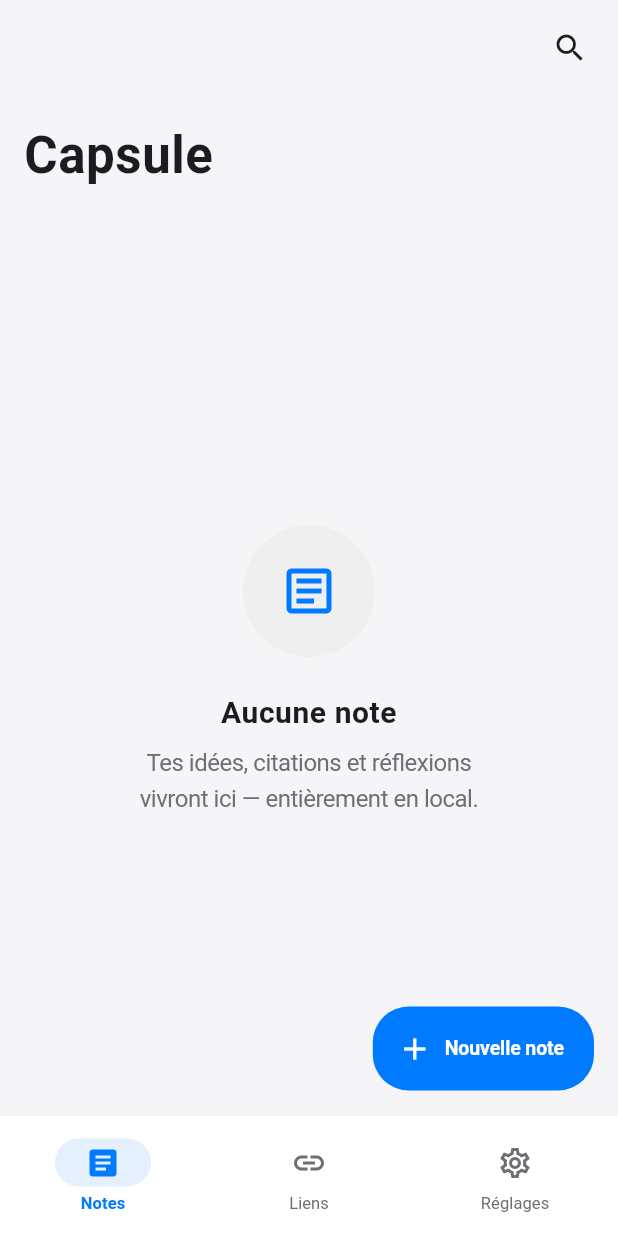
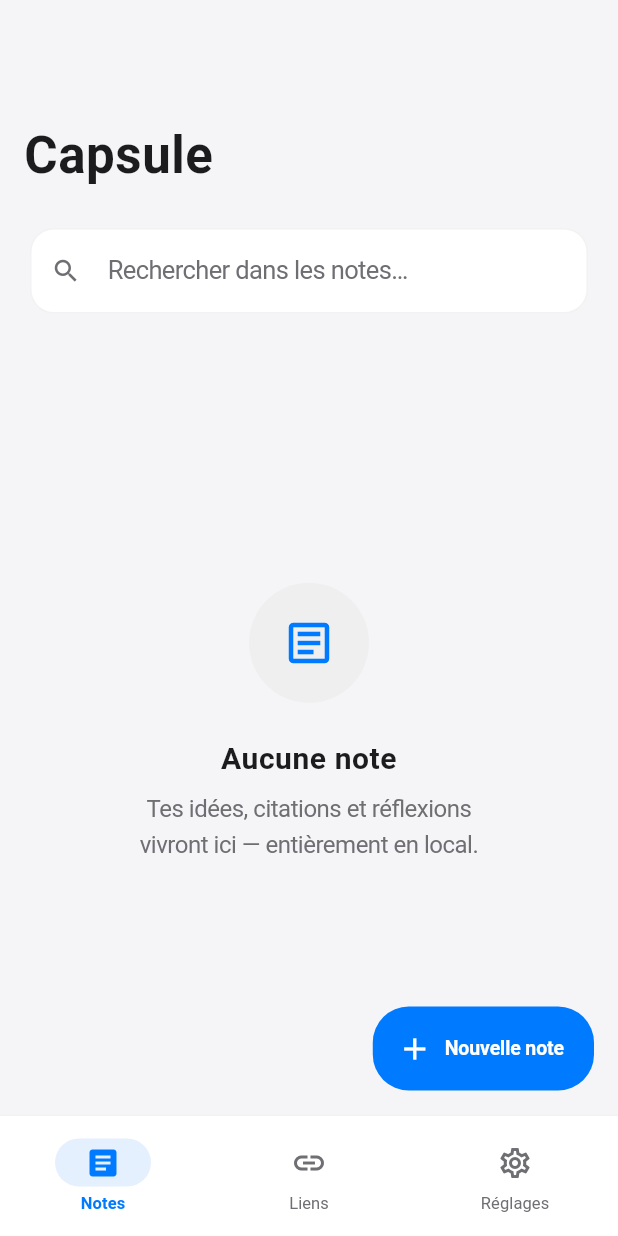
Before and after one commit to fmrv-code/fmrv-code.github.io, a Flutter app: the screen it shows after launch, on a phone screen of 412 x 824 dp. Run offline on Flutter 3.47's test engine with Material 3 defaults, Android fonts, the phone set to English and light mode, and no system bars; our stand-ins replace drift, flutter_riverpod, go_router, shared_preferences; accounts and stored records are empty; generated files the repository leaves out were written again.

Commit message:
feat(capsule): implement Notes feature — list, search and editor
- notesStreamProvider watches Drift in real-time via watchAll()
- Client-side search via filteredNotesProvider (instant, no DB round-trip)
- NoteCard: pin indicator, title, 120-char excerpt, relative date
- NotesScreen: SliverAppBar.large + pinned search bar + empty states
- NoteEditorScreen: borderless title/content fields, PopScope auto-save
- Focus Mode: full-screen writing, immersiveSticky UI mode, floating exit pill
- GoRouter: slide-up + fade transition for editor routes /notes/new and /notes/:id

Co-Authored-By: Claude Sonnet 4.6 <noreply@anthropic.com>
Claude-Session: https://claude.ai/code/session_01KGHUjhZeuUqGoGsDJ5ywxs

```diff
--- a/capsule/lib/features/notes/presentation/screens/notes_screen.dart
+++ b/capsule/lib/features/notes/presentation/screens/notes_screen.dart
@@ -1,40 +1,110 @@
 import 'package:flutter/material.dart';
+import 'package:flutter_riverpod/flutter_riverpod.dart';
+import 'package:go_router/go_router.dart';
 
 import '../../../../../core/theme/app_colors.dart';
 import '../../../../../core/theme/app_text_styles.dart';
+import '../../providers/notes_provider.dart';
+import '../widgets/note_card.dart';
 
-class NotesScreen extends StatelessWidget {
+class NotesScreen extends ConsumerStatefulWidget {
   const NotesScreen({super.key});
+
+  @override
+  ConsumerState<NotesScreen> createState() => _NotesScreenState();
+}
+
+class _NotesScreenState extends ConsumerState<NotesScreen> {
+  final _searchCtrl = TextEditingController();
+
+  @override
+  void dispose() {
+    _searchCtrl.dispose();
+    super.dispose();
+  }
 
   @override
   Widget build(BuildContext context) {
     final cs = Theme.of(context).colorScheme;
+    final isDark = Theme.of(context).brightness == Brightness.dark;
+    final notesAsync = ref.watch(filteredNotesProvider);
 
     return Scaffold(
       body: CustomScrollView(
         slivers: [
+          // ── Grand titre iOS-style ──────────────────────────────────────────
           SliverAppBar.large(
             title: const Text('Capsule'),
             titleTextStyle: AppTextStyles.largeTitle.copyWith(
               color: cs.onSurface,
               fontWeight: FontWeight.w700,
             ),
-            actions: [
-              IconButton(
-                icon: const Icon(Icons.search),
-                tooltip: 'Rechercher',
-                onPressed: () {},
+          ),
+
+          // ── Barre de recherche ────────────────────────────────────────────
+          SliverToBoxAdapter(
+            child: Padding(
+              padding: const EdgeInsets.fromLTRB(20, 0, 20, 12),
+              child: TextField(
+                controller: _searchCtrl,
+                onChanged: (v) =>
+                    ref.read(notesSearchQueryProvider.notifier).state = v,
+                decoration: InputDecoration(
+                  hintText: 'Rechercher dans les notes…',
+                  prefixIcon: Icon(
+                    Icons.search,
+                    color: cs.onSurfaceVariant,
+                    size: 20,
+                  ),
+                  suffixIcon: _searchCtrl.text.isNotEmpty
+                      ? IconButton(
+                          icon: Icon(Icons.clear,
+                              size: 18, color: cs.onSurfaceVariant),
+                          onPressed: () {
+                            _searchCtrl.clear();
+                            ref.read(notesSearchQueryProvider.notifier).state =
+                                '';
+                          },
+                        )
+                      : null,
+                ),
               ),
-              const SizedBox(width: 8),
-            ],
+            ),
           ),
-          const SliverFillRemaining(
-            child: _EmptyNotesState(),
+
+          // ── Contenu ───────────────────────────────────────────────────────
+          notesAsync.when(
+            loading: () => const SliverFillRemaining(
+              child: Center(child: CircularProgressIndicator.adaptive()),
+            ),
+            error: (e, _) => SliverFillRemaining(
+              child: Center(child: Text('Erreur : $e')),
+            ),
+            data: (notes) {
+              if (notes.isEmpty) {
+                return SliverFillRemaining(
+                  child: _EmptyState(isSearch: _searchCtrl.text.isNotEmpty),
+                );
+              }
+
+              return SliverPadding(
+                padding: const EdgeInsets.fromLTRB(20, 4, 20, 120),
+                sliver: SliverList.separated(
+                  itemCount: notes.length,
+                  separatorBuilder: (_, __) => const SizedBox(height: 12),
+                  itemBuilder: (context, i) => NoteCard(
+                    note: notes[i],
+                    onTap: () => context.push('/notes/${notes[i].id}'),
+                  ),
+                ),
+              );
+            },
           ),
         ],
       ),
+
       floatingActionButton: FloatingActionButton.extended(
-        onPressed: () {},
+        onPressed: () => context.push('/notes/new'),
         icon: const Icon(Icons.add),
         label: const Text('Nouvelle note'),
       ),
@@ -42,8 +112,9 @@ class NotesScreen extends StatelessWidget {
   }
 }
 
-class _EmptyNotesState extends StatelessWidget {
-  const _EmptyNotesState();
+class _EmptyState extends StatelessWidget {
+  const _EmptyState({required this.isSearch});
+  final bool isSearch;
 
   @override
   Widget build(BuildContext context) {
@@ -56,10 +127,9 @@ class _EmptyNotesState extends StatelessWidget {
         child: Column(
           mainAxisSize: MainAxisSize.min,
           children: [
-            // Icône dans un cercle doux
             Container(
-              width: 88,
-              height: 88,
+              width: 80,
+              height: 80,
               decoration: BoxDecoration(
                 color: isDark
                     ? AppColors.darkSurfaceVariant
@@ -67,23 +137,24 @@ class _EmptyNotesState extends StatelessWidget {
                 shape: BoxShape.circle,
               ),
               child: Icon(
-                Icons.article_outlined,
-                size: 40,
+                isSearch ? Icons.search_off_rounded : Icons.article_outlined,
+                size: 36,
                 color: cs.primary,
               ),
             ),
             const SizedBox(height: 24),
             Text(
-              'Aucune note',
+              isSearch ? 'Aucun résultat' : 'Aucune note',
               style: AppTextStyles.title3.copyWith(color: cs.onSurface),
               textAlign: TextAlign.center,
             ),
             const SizedBox(height: 8),
             Text(
-              'Tes idées, citations et réflexions\nvivront ici — entièrement en local.',
+              isSearch
+                  ? 'Essaie avec d\'autres mots-clés.'
+                  : 'Tes idées, citations et réflexions\nvivront ici — entièrement en local.',
               style: AppTextStyles.callout.copyWith(
-                color: cs.onSurfaceVariant,
-              ),
+                  color: cs.onSurfaceVariant),
               textAlign: TextAlign.center,
             ),
           ],
--- /dev/null
+++ b/capsule/lib/features/notes/providers/notes_provider.dart
@@ -0,0 +1,29 @@
+import 'package:flutter_riverpod/flutter_riverpod.dart';
+
+import '../../../core/providers/database_provider.dart';
+import '../../../data/datasources/app_database.dart';
+
+// ─── Stream live de toutes les notes ─────────────────────────────────────────
+
+final notesStreamProvider = StreamProvider<List<Note>>((ref) {
+  return ref.watch(noteRepositoryProvider).watchAll();
+});
+
+// ─── Recherche ────────────────────────────────────────────────────────────────
+
+final notesSearchQueryProvider = StateProvider<String>((ref) => '');
+
+// Filtrage client-side (rapide pour V1)
+final filteredNotesProvider = Provider<AsyncValue<List<Note>>>((ref) {
+  final notesAsync = ref.watch(notesStreamProvider);
+  final query = ref.watch(notesSearchQueryProvider).trim().toLowerCase();
+
+  return notesAsync.whenData((notes) {
+    if (query.isEmpty) return notes;
+    return notes
+        .where((n) =>
+            n.title.toLowerCase().contains(query) ||
+            n.content.toLowerCase().contains(query))
+        .toList();
+  });
+});
```
Also changed, not shown: capsule/lib/core/router/app_router.dart (+46 -0 lines), capsule/lib/features/notes/presentation/screens/note_editor_screen.dart (added, +263 -0 lines), capsule/lib/features/notes/presentation/widgets/note_card.dart (added, +98 -0 lines).
